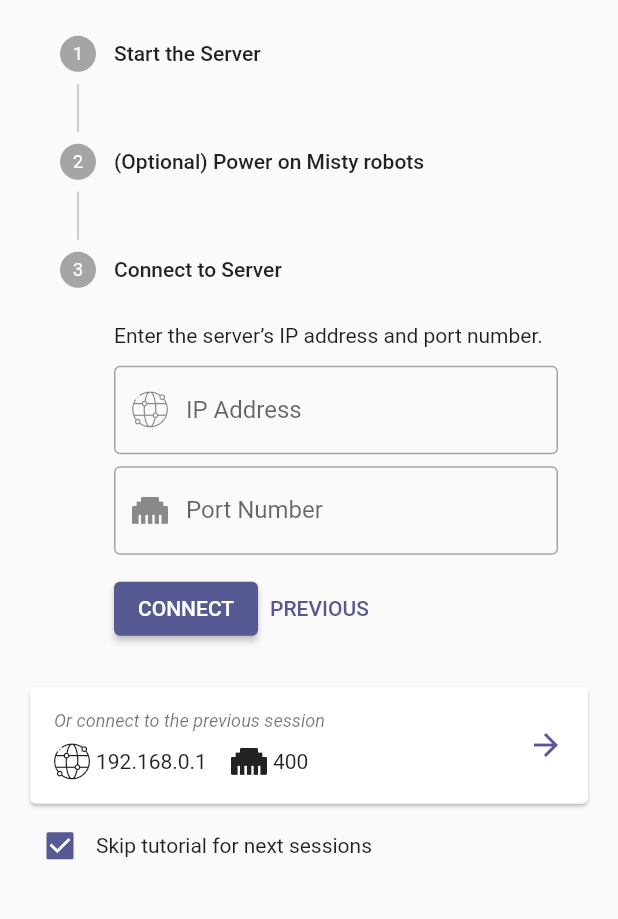
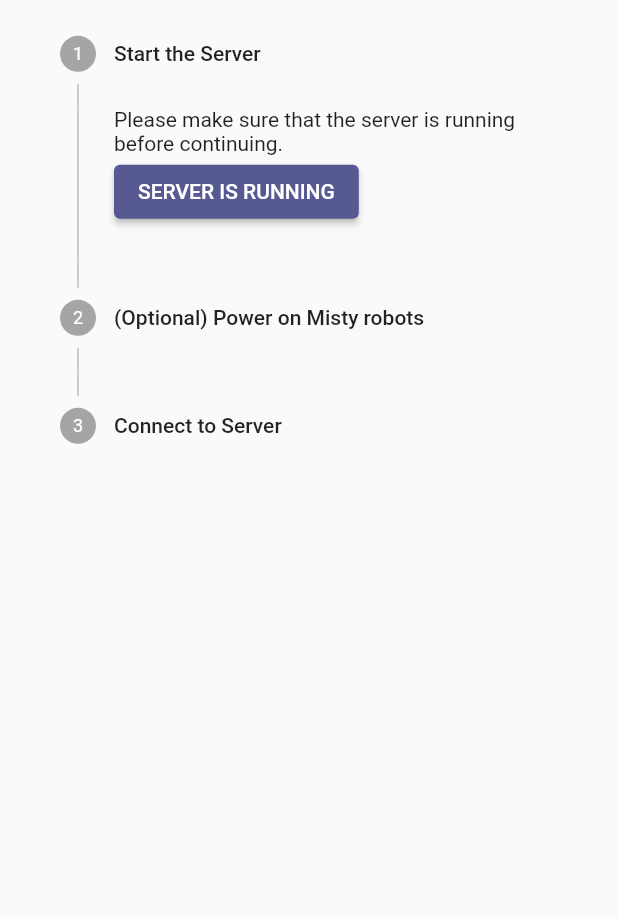
Before and after one commit to SebastianLiando/misty-tracer, a Flutter app: the screen it shows after launch, on a phone screen of 412 x 824 dp, the part 179-1098 px from its top. Run offline on Flutter 3.47's test engine with Material 2 defaults, Android fonts, the phone set to English and light mode, and no system bars; our stand-ins replace flutter_bloc, freezed_annotation; generated files the repository leaves out were written again.

Commit message:
Add stepper state management

```diff
--- a/lib/main.dart
+++ b/lib/main.dart
@@ -1,4 +1,6 @@
 import 'package:flutter/material.dart';
+import 'package:flutter_bloc/flutter_bloc.dart';
+import 'package:misty_tracer/pages/landing_page/bloc/bloc.dart';
 import 'package:misty_tracer/pages/landing_page/landing_page.dart';
 import 'package:misty_tracer/theme/theme.dart';
 
@@ -15,7 +17,10 @@ class MistyTracer extends StatelessWidget {
       title: 'Misty Tracer',
       theme: buildTheme(false),
       darkTheme: buildTheme(true),
-      home: const LandingPage(),
+      home: BlocProvider(
+        create: (ctx) => LandingPageBloc(),
+        child: const LandingPage(),
+      ),
     );
   }
 }
--- /dev/null
+++ b/lib/pages/landing_page/bloc/bloc.dart
@@ -0,0 +1,20 @@
+import 'package:flutter_bloc/flutter_bloc.dart';
+import 'package:misty_tracer/pages/landing_page/bloc/state.dart';
+
+class LandingPageBloc extends Cubit<LandingPageState> {
+  LandingPageBloc([
+    LandingPageState initialState = const LandingPageState(),
+  ]) : super(initialState);
+
+  void onStepperNext() {
+    final curIndex = state.stepperIndex;
+
+    emit(state.copyWith(stepperIndex: curIndex + 1));
+  }
+
+  void onStepperPrevious() {
+    final curIndex = state.stepperIndex;
+
+    emit(state.copyWith(stepperIndex: curIndex - 1));
+  }
+}
--- /dev/null
+++ b/lib/pages/landing_page/bloc/state.dart
@@ -0,0 +1,18 @@
+import 'package:freezed_annotation/freezed_annotation.dart';
+
+part 'state.freezed.dart';
+
+@freezed
+class LandingPageState with _$LandingPageState {
+  const factory LandingPageState({
+    @Default(0) int stepperIndex,
+  }) = _LandingPageState;
+}
+
+extension LandingPageStateExt on LandingPageState {
+  bool get showFooter => stepperIndex == 2;
+
+  bool get hasPreviousSession {
+    return false;
+  }
+}
--- a/lib/pages/landing_page/landing_page.dart
+++ b/lib/pages/landing_page/landing_page.dart
@@ -1,4 +1,7 @@
 import 'package:flutter/material.dart';
+import 'package:flutter_bloc/flutter_bloc.dart';
+import 'package:misty_tracer/pages/landing_page/bloc/bloc.dart';
+import 'package:misty_tracer/pages/landing_page/bloc/state.dart';
 import 'package:misty_tracer/pages/landing_page/widgets/header.dart';
 import 'package:misty_tracer/pages/landing_page/widgets/previous_connection.dart';
 import 'package:misty_tracer/theme/icons.dart';
@@ -79,11 +82,12 @@ class _LandingPageState extends State<LandingPage> {
       body: SingleChildScrollView(
         padding: const EdgeInsets.all(16),
         child: SafeArea(
-          child: Column(
+          child: BlocBuilder<LandingPageBloc, LandingPageState>(
+            builder: (context, state) => Column(
               children: [
                 const Center(child: Header()),
                 Stepper(
-                currentStep: 2,
+                  currentStep: state.stepperIndex,
                   physics: const NeverScrollableScrollPhysics(),
                   steps: [
                     startServerStep,
@@ -91,21 +95,14 @@ class _LandingPageState extends State<LandingPage> {
                     _buildConnectServerStep(),
                   ],
                   controlsBuilder: _buildStepperControls,
-                onStepContinue: () => print('Continue'),
-                onStepCancel: () => print('Cancel'),
+                  onStepContinue: () =>
+                      context.read<LandingPageBloc>().onStepperNext(),
+                  onStepCancel: () =>
+                      context.read<LandingPageBloc>().onStepperPrevious(),
                 ),
-              PreviousConnection(
-                ip: '192.168.0.1',
-                port: 400,
-                onTap: () {},
+                _buildFooter(state.showFooter),
+              ],
             ),
-              Row(
-                children: [
-                  Checkbox(value: true, onChanged: (value) {}),
-                  const Text('Skip tutorial for next sessions')
-                ],
-              )
-            ],
           ),
         ),
       ),
@@ -144,7 +141,7 @@ class _LandingPageState extends State<LandingPage> {
         return Row(
           children: [
             ElevatedButton(
-              onPressed: () => details.onStepContinue?.call(),
+              onPressed: () => print('Connect to server'),
               child: const Text('CONNECT'),
             ),
             TextButton(
@@ -157,4 +154,26 @@ class _LandingPageState extends State<LandingPage> {
         return const SizedBox();
     }
   }
+
+  Widget _buildFooter(bool show) {
+    return AnimatedOpacity(
+      opacity: show ? 1 : 0,
+      duration: const Duration(milliseconds: 200),
+      child: Column(
+        children: [
+          PreviousConnection(
+            ip: '192.168.0.1',
+            port: 400,
+            onTap: () {},
+          ),
+          Row(
+            children: [
+              Checkbox(value: true, onChanged: (value) {}),
+              const Text('Skip tutorial for next sessions')
+            ],
+          )
+        ],
+      ),
+    );
   }
+}
```
Lines whose indentation alone changed are shown as unchanged.
